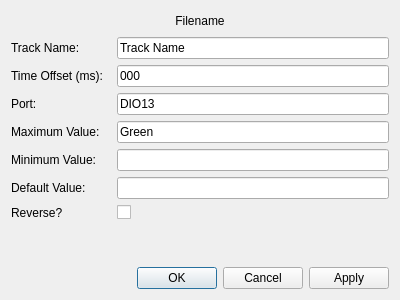
Before: the Qt Designer form motordialog.ui in AJEdwards314/UIShowEditor, drawn with Qt 5.
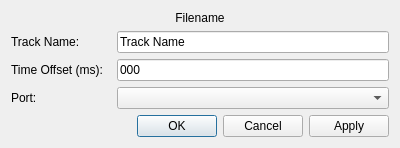
After: the same form once the commit is applied.

The edit to the form file:
```diff
--- a/motordialog.ui
+++ b/motordialog.ui
@@ -7,7 +7,7 @@
     <x>0</x>
     <y>0</y>
     <width>400</width>
-    <height>300</height>
+    <height>140</height>
    </rect>
   </property>
   <property name="windowTitle">
@@ -59,6 +59,13 @@
        </property>
       </widget>
      </item>
+     <item row="1" column="1">
+      <widget class="QLineEdit" name="offsetBox">
+       <property name="text">
+        <string>000</string>
+       </property>
+      </widget>
+     </item>
      <item row="2" column="0">
       <widget class="QLabel" name="portLbl">
        <property name="text">
@@ -66,67 +73,8 @@
        </property>
       </widget>
      </item>
-     <item row="3" column="0">
-      <widget class="QLabel" name="maxLbl">
-       <property name="text">
-        <string>Maximum Value:</string>
-       </property>
-      </widget>
-     </item>
-     <item row="3" column="1">
-      <widget class="QLineEdit" name="maxBox">
-       <property name="text">
-        <string>Green</string>
-       </property>
-      </widget>
-     </item>
      <item row="2" column="1">
-      <widget class="QLineEdit" name="portBox">
-       <property name="text">
-        <string>DIO13</string>
-       </property>
-      </widget>
-     </item>
-     <item row="1" column="1">
-      <widget class="QLineEdit" name="offsetBox">
-       <property name="text">
-        <string>000</string>
-       </property>
-      </widget>
-     </item>
-     <item row="4" column="0">
-      <widget class="QLabel" name="minLbl">
-       <property name="text">
-        <string>Minimum Value:</string>
-       </property>
-      </widget>
-     </item>
-     <item row="5" column="0">
-      <widget class="QLabel" name="defaultLbl">
-       <property name="text">
-        <string>Default Value:</string>
-       </property>
-      </widget>
-     </item>
-     <item row="6" column="0">
-      <widget class="QLabel" name="reverseLbl">
-       <property name="text">
-        <string>Reverse?</string>
-       </property>
-      </widget>
-     </item>
-     <item row="4" column="1">
-      <widget class="QLineEdit" name="minBox"/>
-     </item>
-     <item row="5" column="1">
-      <widget class="QLineEdit" name="defaultBox"/>
-     </item>
-     <item row="6" column="1">
-      <widget class="QCheckBox" name="reverseBox">
-       <property name="text">
-        <string/>
-       </property>
-      </widget>
+      <widget class="QComboBox" name="portCB"/>
      </item>
     </layout>
    </item>
```
